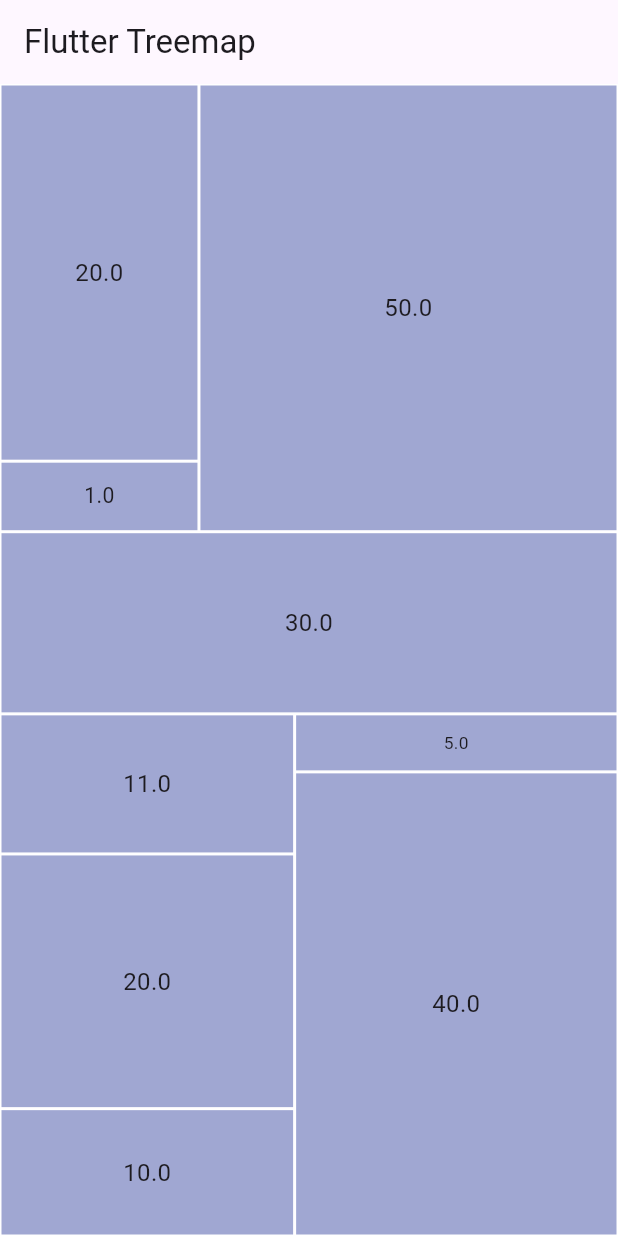
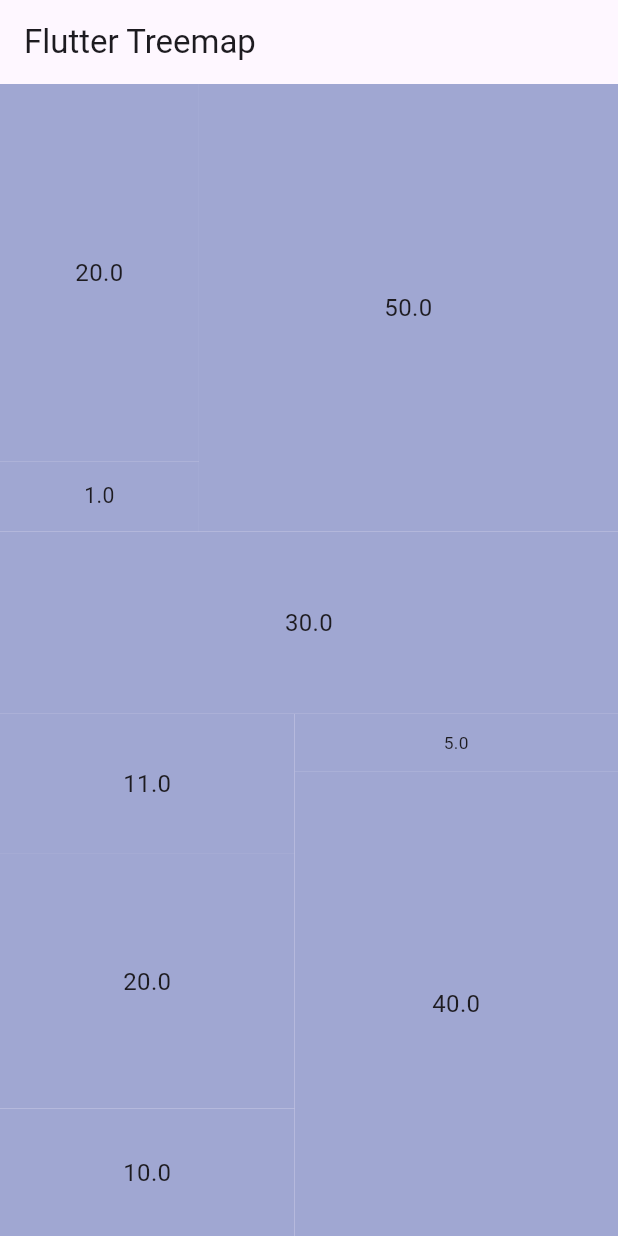
Before and after one commit to Harmanjaggi/flutter_treemap, a Flutter app: the screen it shows after launch, on a phone screen of 412 x 824 dp. Run offline on Flutter 3.47's test engine with Material 3 defaults, Android fonts, the phone set to English and light mode, and no system bars.

Commit message:
updated widget

```diff
--- a/lib/src/flutter_treemap.dart
+++ b/lib/src/flutter_treemap.dart
@@ -11,7 +11,15 @@ class FlutterTreemap extends StatefulWidget {
   final TextStyle? labelStyle;
   final TextStyle? valueStyle;
   final EdgeInsetsGeometry tilePadding;
-  final Function(int index)? onTap;
+  final BoxBorder? border;
+  final Widget Function(
+    BuildContext context,
+    Widget child,
+    Treemap node,
+    int index,
+    Rect rect,
+  )?
+  tileWrapper;
   final Widget Function(
     BuildContext context,
     Treemap node,
@@ -23,14 +31,15 @@ class FlutterTreemap extends StatefulWidget {
   const FlutterTreemap({
     super.key,
     required this.nodes,
-    this.onTap,
     this.minTileRatio = 0.02,
     this.showLabel = true,
     this.showValue = true,
     this.labelStyle,
     this.valueStyle,
     this.tilePadding = const EdgeInsets.all(2),
+    this.border,
     this.tileBuilder,
+    this.tileWrapper,
   });
 
   @override
@@ -75,14 +84,23 @@ class _FlutterTreemapState extends State<FlutterTreemap> {
                   top: rect.top,
                   width: rect.width,
                   height: rect.height,
-                  child: GestureDetector(
-                    onTap: () => widget.onTap?.call(widget.nodes.indexOf(node)),
-                    child: _buildTile(
-                      node: node,
-                      rect: rect,
-                      index: widget.nodes.indexOf(node),
-                    ),
-                  ),
+                  child:
+                      widget.tileWrapper?.call(
+                        context,
+                        _buildTile(
+                          node: node,
+                          rect: rect,
+                          index: widget.nodes.indexOf(node),
+                        ),
+                        node,
+                        widget.nodes.indexOf(node),
+                        rect,
+                      ) ??
+                      _buildTile(
+                        node: node,
+                        rect: rect,
+                        index: widget.nodes.indexOf(node),
+                      ),
                 );
               })
               .whereType<Widget>()
@@ -232,12 +250,19 @@ class _FlutterTreemapState extends State<FlutterTreemap> {
     required int index,
   }) {
     if (widget.tileBuilder != null) {
-      return widget.tileBuilder!(context, node, index, rect);
+      return Container(
+        width: rect.width,
+        height: rect.height,
+        decoration: BoxDecoration(color: node.color, border: widget.border),
+        padding: widget.tilePadding,
+        alignment: Alignment.center,
+        child: widget.tileBuilder!(context, node, index, rect),
+      );
     }
     double fontSize = min(rect.width, rect.height) * 0.3;
     fontSize = fontSize.clamp(6, 16);
 
-    Size measureTextSize(
+    double measureTextSize(
       TextStyle style, {
       int maxLines = 1,
       double maxWidth = double.infinity,
@@ -246,9 +271,8 @@ class _FlutterTreemapState extends State<FlutterTreemap> {
         text: TextSpan(text: "Np", style: style),
         maxLines: maxLines,
         textDirection: TextDirection.ltr,
-      )..layout(minWidth: 0, maxWidth: maxWidth);
-
-      return textPainter.size;
+      )..layout();
+      return textPainter.size.height;
     }
 
     double labelHeight = measureTextSize(
@@ -258,7 +282,7 @@ class _FlutterTreemapState extends State<FlutterTreemap> {
             fontWeight: FontWeight.w600,
             height: 1.2,
           ),
-    ).height;
+    );
     double valueHeight = measureTextSize(
       widget.valueStyle ??
           TextStyle(
@@ -266,14 +290,11 @@ class _FlutterTreemapState extends State<FlutterTreemap> {
             fontWeight: FontWeight.w400,
             height: 1.2,
           ),
-    ).height;
+    );
     return Container(
       width: rect.width,
       height: rect.height,
-      decoration: BoxDecoration(
-        color: node.color,
-        border: Border.all(color: Colors.white),
-      ),
+      decoration: BoxDecoration(color: node.color, border: widget.border),
       padding: widget.tilePadding,
       alignment: Alignment.center,
       child: Column(
@@ -281,7 +302,11 @@ class _FlutterTreemapState extends State<FlutterTreemap> {
         children: [
           if (widget.showLabel &&
               (node.label != null) &&
-              (labelHeight < (rect.height - widget.tilePadding.vertical)))
+              (labelHeight <
+                  (rect.height -
+                      widget.tilePadding.vertical -
+                      (widget.border?.top.width ?? 0) -
+                      (widget.border?.bottom.width ?? 0))))
             Text(
               node.label!,
               textAlign: TextAlign.center,
@@ -297,7 +322,10 @@ class _FlutterTreemapState extends State<FlutterTreemap> {
             ),
           if (widget.showValue &&
               ((labelHeight + valueHeight) <
-                  (rect.height - widget.tilePadding.vertical)))
+                  (rect.height -
+                      widget.tilePadding.vertical -
+                      (widget.border?.top.width ?? 0) -
+                      (widget.border?.bottom.width ?? 0))))
             Text(
               node.value.toString(),
               textAlign: TextAlign.center,
```
